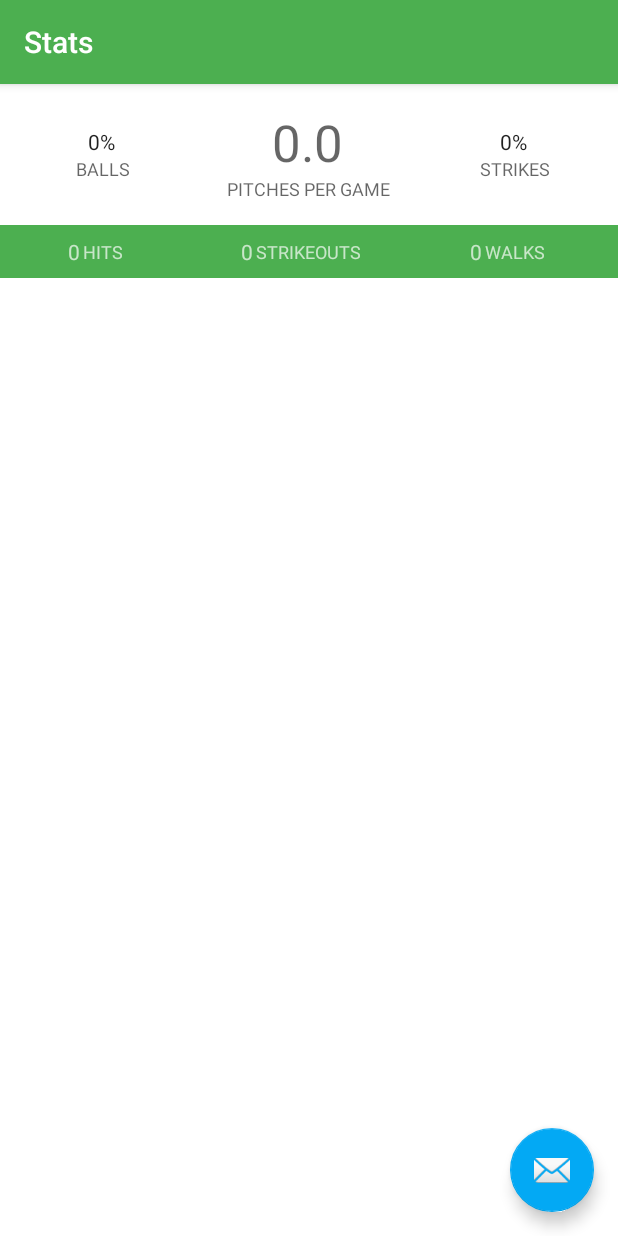
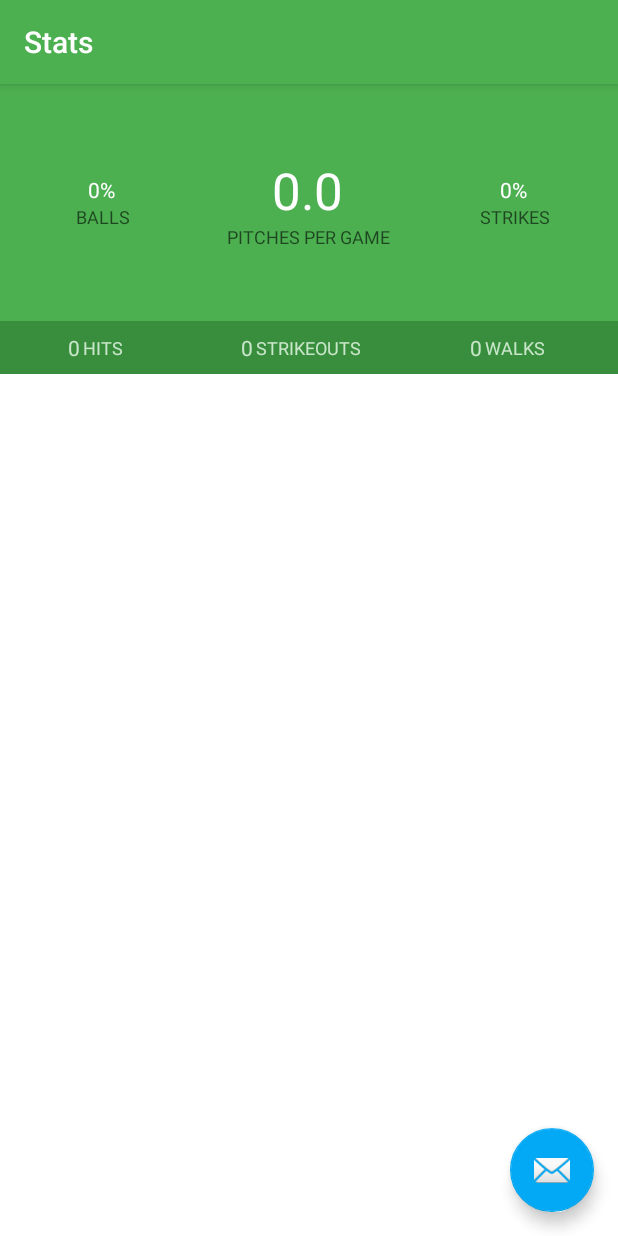
Before and after one commit to akodiakson/Capstone-Project, an Android app: the screen it shows after launch (GameSummaryListActivity), after a tap on "History", on a phone screen of 412 x 824 dp. Run offline under Robolectric (Android 15) with nearby library versions, the phone set to English and light mode, and no system bars; our stand-ins replace ButterKnife; 4 statements that could not run were skipped.

Commit message:
-- Date display util. Basic transition between game and master. Simplified season averages and totals into one layout.

```diff
--- a/app/src/main/java/com/akodiakson/pitchcounter/adapter/GameSummaryAdapter.java
+++ b/app/src/main/java/com/akodiakson/pitchcounter/adapter/GameSummaryAdapter.java
@@ -14,11 +14,11 @@ import com.akodiakson.pitchcounter.activity.GameSummaryDetailActivity;
 import com.akodiakson.pitchcounter.activity.GameSummaryDetailFragment;
 import com.akodiakson.pitchcounter.adapter.viewholder.GameSummaryViewHolder;
 import com.akodiakson.pitchcounter.adapter.viewholder.SeasonAveragesViewHolder;
-import com.akodiakson.pitchcounter.adapter.viewholder.SeasonTotalsViewHolder;
 import com.akodiakson.pitchcounter.model.Game;
 import com.akodiakson.pitchcounter.model.SeasonStatsTO;
 import com.akodiakson.pitchcounter.model.SummaryItemTO;
 import com.akodiakson.pitchcounter.model.SummaryItemType;
+import com.akodiakson.pitchcounter.util.DateUtil;
 
 import java.lang.ref.WeakReference;
 import java.text.DecimalFormat;
@@ -35,7 +35,6 @@ public class GameSummaryAdapter extends RecyclerView.Adapter<RecyclerView.ViewHo
 
     private static final int VIEW_TYPE_GAME_SUMMARY = 1;
     private static final int VIEW_TYPE_SEASON_AVERAGES = 2;
-    private static final int VIEW_TYPE_SEASON_TOTALS = 3;
 
     public GameSummaryAdapter(List<SummaryItemTO> items, boolean twoPane, WeakReference<FragmentActivity> fragmentWeakReference) {
         mValues = items;
@@ -48,18 +47,14 @@ public class GameSummaryAdapter extends RecyclerView.Adapter<RecyclerView.ViewHo
         View view;
         RecyclerView.ViewHolder holder = null;
 
-        switch (viewType){
+        switch (viewType) {
             case VIEW_TYPE_GAME_SUMMARY:
                 view = LayoutInflater.from(parent.getContext()).inflate(R.layout.gamesummary_list_content, parent, false);
                 holder = new GameSummaryViewHolder(view);
                 break;
             case VIEW_TYPE_SEASON_AVERAGES:
-                view = LayoutInflater.from(parent.getContext()).inflate(R.layout.layout_summaries_season_averages, parent, false);
+                view = LayoutInflater.from(parent.getContext()).inflate(R.layout.layout_summaries_header, parent, false);
                 holder = new SeasonAveragesViewHolder(view);
-                break;
-            case VIEW_TYPE_SEASON_TOTALS:
-                view = LayoutInflater.from(parent.getContext()).inflate(R.layout.layout_summaries_season_totals, parent, false);
-                holder = new SeasonTotalsViewHolder(view);
                 break;
         }
 
@@ -68,17 +63,33 @@ public class GameSummaryAdapter extends RecyclerView.Adapter<RecyclerView.ViewHo
 
     @Override
     public void onBindViewHolder(final RecyclerView.ViewHolder holder, int position) {
-        switch(getItemViewType(position)){
+        switch (getItemViewType(position)) {
             case VIEW_TYPE_GAME_SUMMARY:
                 bindGameSummaryItem((GameSummaryViewHolder) holder, position);
                 break;
             case VIEW_TYPE_SEASON_AVERAGES:
-                bindAverages((SeasonAveragesViewHolder)holder, position);
-                break;
-            case VIEW_TYPE_SEASON_TOTALS:
-                bindTotals((SeasonTotalsViewHolder)holder, position);
+                bindAverages((SeasonAveragesViewHolder) holder, position);
                 break;
         }
+    }
+
+    @Override
+    public int getItemViewType(int position) {
+        SummaryItemTO summaryItemTO = mValues.get(position);
+        SummaryItemType summaryItemType = summaryItemTO.getSummaryItemType();
+        if (summaryItemType == SummaryItemType.GAME) {
+            return VIEW_TYPE_GAME_SUMMARY;
+        }
+        if (summaryItemType == SummaryItemType.AVERAGE) {
+            return VIEW_TYPE_SEASON_AVERAGES;
+        }
+
+        return super.getItemViewType(position);
+    }
+
+    @Override
+    public int getItemCount() {
+        return mValues.size();
     }
 
     private void bindAverages(SeasonAveragesViewHolder holder, int position) {
@@ -87,38 +98,17 @@ public class GameSummaryAdapter extends RecyclerView.Adapter<RecyclerView.ViewHo
         holder.getFirst().setText(DecimalFormat.getPercentInstance().format(data.calculatePercentBalls()));
         holder.getSecond().setText(String.valueOf(data.calculateAveragePitchesPerGame()));
         holder.getThird().setText(DecimalFormat.getPercentInstance().format(data.calculatePercentStrikes()));
-    }
-
-    private void bindTotals(SeasonTotalsViewHolder holder, int position) {
-        SummaryItemTO summaryItemTO = mValues.get(position);
-        SeasonStatsTO data = (SeasonStatsTO) summaryItemTO.getData();
         holder.getHitsTotal().setText(String.valueOf(data.getTotalHits()));
         holder.getStrikeoutsTotal().setText(String.valueOf(data.getTotalStrikeouts()));
         holder.getWalksTotal().setText(String.valueOf(data.getTotalWalks()));
     }
 
-    @Override
-    public int getItemViewType(int position) {
-        SummaryItemTO summaryItemTO = mValues.get(position);
-        SummaryItemType summaryItemType = summaryItemTO.getSummaryItemType();
-        if(summaryItemType == SummaryItemType.GAME){
-            return VIEW_TYPE_GAME_SUMMARY;
-        }
-        if(summaryItemType == SummaryItemType.AVERAGE){
-            return VIEW_TYPE_SEASON_AVERAGES;
-        }
-        if(summaryItemType == SummaryItemType.SEASON){
-            return VIEW_TYPE_SEASON_TOTALS;
-        }
-
-        return super.getItemViewType(position);
-    }
 
     private void bindGameSummaryItem(final GameSummaryViewHolder holder, int position) {
         SummaryItemTO summaryItemTO = mValues.get(position);
         Game data = (Game) summaryItemTO.getData();
         holder.getSummaryCount().setText(String.valueOf(data.getPitches()));
-        holder.getDateText().setText(String.valueOf(data.getDate()));
+        holder.getDateText().setText(DateUtil.getDisplayableDate(data.getDate()));
         holder.itemView.setOnClickListener(new View.OnClickListener() {
             @Override
             public void onClick(View v) {
@@ -144,9 +134,4 @@ public class GameSummaryAdapter extends RecyclerView.Adapter<RecyclerView.ViewHo
             }
         });
     }
-
-    @Override
-    public int getItemCount() {
-        return mValues.size();
-    }
 }
--- a/app/src/main/java/com/akodiakson/pitchcounter/adapter/viewholder/SeasonAveragesViewHolder.java
+++ b/app/src/main/java/com/akodiakson/pitchcounter/adapter/viewholder/SeasonAveragesViewHolder.java
@@ -15,11 +15,19 @@ public class SeasonAveragesViewHolder extends RecyclerView.ViewHolder{
     private TextView second;
     private TextView third;
 
+    private TextView hitsTotal;
+    private TextView strikeoutsTotal;
+    private TextView walksTotal;
+
     public SeasonAveragesViewHolder(View rowView){
         super(rowView);
         first = (TextView) rowView.findViewById(R.id.season_average_balls);
         second = (TextView) rowView.findViewById(R.id.season_average_pitches);
         third = (TextView) rowView.findViewById(R.id.season_average_strikes);
+
+        hitsTotal = (TextView) rowView.findViewById(R.id.season_totals_hits);
+        strikeoutsTotal = (TextView) rowView.findViewById(R.id.season_totals_strikeouts);
+        walksTotal = (TextView) rowView.findViewById(R.id.season_totals_walks);
     }
 
     public TextView getFirst() {
@@ -33,4 +41,16 @@ public class SeasonAveragesViewHolder extends RecyclerView.ViewHolder{
     public TextView getThird() {
         return third;
     }
+
+    public TextView getHitsTotal() {
+        return hitsTotal;
+    }
+
+    public TextView getStrikeoutsTotal() {
+        return strikeoutsTotal;
+    }
+
+    public TextView getWalksTotal() {
+        return walksTotal;
+    }
 }
--- a/app/src/main/java/com/akodiakson/pitchcounter/adapter/viewholder/SeasonTotalsViewHolder.java
+++ /dev/null
@@ -1,36 +0,0 @@
-package com.akodiakson.pitchcounter.adapter.viewholder;
-
-import android.support.v7.widget.RecyclerView;
-import android.view.View;
-import android.widget.TextView;
-
-import com.akodiakson.pitchcounter.R;
-
-/**
- * Created by ace0808 on 4/22/2016.
- */
-public class SeasonTotalsViewHolder extends RecyclerView.ViewHolder {
-
-    private TextView hitsTotal;
-    private TextView strikeoutsTotal;
-    private TextView walksTotal;
-
-    public SeasonTotalsViewHolder(View rowView){
-        super(rowView);
-        hitsTotal = (TextView) rowView.findViewById(R.id.season_totals_hits);
-        strikeoutsTotal = (TextView) rowView.findViewById(R.id.season_totals_strikeouts);
-        walksTotal = (TextView) rowView.findViewById(R.id.season_totals_walks);
-    }
-
-    public TextView getHitsTotal() {
-        return hitsTotal;
-    }
-
-    public TextView getStrikeoutsTotal() {
-        return strikeoutsTotal;
-    }
-
-    public TextView getWalksTotal() {
-        return walksTotal;
-    }
-}
--- a/app/src/main/java/com/akodiakson/pitchcounter/fragment/GameFragment.java
+++ b/app/src/main/java/com/akodiakson/pitchcounter/fragment/GameFragment.java
@@ -7,6 +7,8 @@ import android.content.Intent;
 import android.database.Cursor;
 import android.os.Bundle;
 import android.support.annotation.Nullable;
+import android.support.v4.app.ActivityCompat;
+import android.support.v4.app.ActivityOptionsCompat;
 import android.support.v4.app.Fragment;
 import android.support.v4.app.LoaderManager;
 import android.support.v4.content.CursorLoader;
@@ -79,13 +81,15 @@ public class GameFragment extends Fragment implements LoaderManager.LoaderCallba
 
     private Stack<StatType> userActionsStack = new Stack<>();
 
+    private View rootView;
+
     public GameFragment() {
     }
 
     @Override
     public View onCreateView(LayoutInflater inflater, ViewGroup container,
                              Bundle savedInstanceState) {
-        View rootView = inflater.inflate(R.layout.fragment_game, container, false);
+        rootView = inflater.inflate(R.layout.fragment_game, container, false);
         ButterKnife.bind(this, rootView);
         return rootView;
     }
@@ -123,7 +127,8 @@ public class GameFragment extends Fragment implements LoaderManager.LoaderCallba
 
         if (item.getItemId() == R.id.menu_item_history_master) {
             Intent intent = new Intent(getActivity(), GameSummaryListActivity.class);
-            startActivity(intent);
+            ActivityOptionsCompat optionsCompat = ActivityOptionsCompat.makeSceneTransitionAnimation(getActivity(), rootView.findViewById(R.id.ball_strike_distribution_bar), getString(R.string.transition_name_game_to_master));
+            ActivityCompat.startActivity(getActivity(), intent, optionsCompat.toBundle());
             return true;
         }
         if (item.getItemId() == R.id.menu_item_history_undo) {
--- a/app/src/main/java/com/akodiakson/pitchcounter/model/SummaryItemType.java
+++ b/app/src/main/java/com/akodiakson/pitchcounter/model/SummaryItemType.java
@@ -4,5 +4,5 @@ package com.akodiakson.pitchcounter.model;
  * Created by ace0808 on 4/22/2016.
  */
 public enum SummaryItemType {
-    AVERAGE, SEASON, GAME
+    AVERAGE, GAME
 }
--- a/app/src/main/java/com/akodiakson/pitchcounter/util/GameSummaryPopulator.java
+++ b/app/src/main/java/com/akodiakson/pitchcounter/util/GameSummaryPopulator.java
@@ -20,11 +20,6 @@ public class GameSummaryPopulator {
         averagesItem.setData(seasonStats);
         summaryViewItems.add(averagesItem);
 
-        SummaryItemTO totalsItem = new SummaryItemTO(SummaryItemType.SEASON);
-        totalsItem.setData(seasonStats);
-        summaryViewItems.add(totalsItem);
-
-
         for (Game gameSummary : gameSummaries) {
             SummaryItemTO object = new SummaryItemTO(SummaryItemType.GAME);
             object.setData(gameSummary);
--- a/app/src/main/res/layout/activity_gamesummary_list.xml
+++ b/app/src/main/res/layout/activity_gamesummary_list.xml
@@ -25,7 +25,8 @@
         android:id="@+id/frameLayout"
         android:layout_width="match_parent"
         android:layout_height="match_parent"
-        app:layout_behavior="@string/appbar_scrolling_view_behavior">
+        app:layout_behavior="@string/appbar_scrolling_view_behavior"
+        android:transitionName="@string/transition_name_game_to_master">
 
         <include layout="@layout/gamesummary_list" />
     </FrameLayout>
--- a/app/src/main/res/layout/gamesummary_list_content.xml
+++ b/app/src/main/res/layout/gamesummary_list_content.xml
@@ -4,7 +4,7 @@
     android:layout_height="wrap_content"
     xmlns:tools="http://schemas.android.com/tools"
     android:orientation="horizontal"
-    android:background="@color/white"
+    android:background="?attr/selectableItemBackground"
     android:minHeight="@dimen/game_summary_row_min_height">
 
     <TextView
--- /dev/null
+++ b/app/src/main/res/layout/layout_summaries_header.xml
@@ -0,0 +1,8 @@
+<?xml version="1.0" encoding="utf-8"?>
+<LinearLayout xmlns:android="http://schemas.android.com/apk/res/android"
+    android:orientation="vertical" android:layout_width="match_parent"
+    android:layout_height="wrap_content">
+
+    <include layout="@layout/layout_summaries_season_averages"/>
+    <include layout="@layout/layout_summaries_season_totals"/>
+</LinearLayout>
--- a/app/src/main/res/layout/layout_summaries_season_averages.xml
+++ b/app/src/main/res/layout/layout_summaries_season_averages.xml
@@ -5,7 +5,8 @@
     android:layout_height="wrap_content"
     android:orientation="horizontal"
     android:paddingTop="@dimen/summary_vertical_padding"
-    android:paddingBottom="@dimen/summary_vertical_padding">
+    android:paddingBottom="@dimen/summary_vertical_padding"
+    android:background="@color/colorPrimary">
 
     <LinearLayout
         android:layout_width="0dp"
--- a/app/src/main/res/layout/layout_summaries_season_totals.xml
+++ b/app/src/main/res/layout/layout_summaries_season_totals.xml
@@ -3,7 +3,7 @@
     xmlns:tools="http://schemas.android.com/tools"
     android:layout_width="match_parent"
     android:layout_height="wrap_content"
-    android:background="@color/colorPrimary"
+    android:background="@color/colorPrimaryDark"
     android:orientation="horizontal"
     android:paddingBottom="@dimen/summary_averages_vertical_padding"
     android:paddingTop="@dimen/summary_averages_vertical_padding">
--- a/app/src/main/res/values/dimens.xml
+++ b/app/src/main/res/values/dimens.xml
@@ -12,7 +12,7 @@
     <dimen name="game_summary_row_min_height">56dp</dimen>
     <dimen name="game_summary_row_date_left_margin">64dp</dimen>
 
-    <dimen name="summary_vertical_padding">16dp</dimen>
+    <dimen name="summary_vertical_padding">48dp</dimen>
     <dimen name="summary_averages_vertical_padding">8dp</dimen>
     <dimen name="button_container_elevation_top">2dp</dimen>
     <dimen name="button_container_elevation_bottom">16dp</dimen>
--- a/app/src/main/res/values/strings.xml
+++ b/app/src/main/res/values/strings.xml
@@ -24,4 +24,6 @@
     <string name="averages_pitches_per_game">Pitches Per Game</string>
     <string name="averages_strikes_label">Strikes</string>
     <string name="game_entry_undo_menu_item">Undo</string>
+    <string name="transition_name_game_to_master">GameToMaster</string>
+    <string name="transition_name_game_hero_master_hero">GameHeroToMasterHero</string>
 </resources>
--- a/app/src/main/res/values/styles.xml
+++ b/app/src/main/res/values/styles.xml
@@ -42,10 +42,13 @@
     <style name="SeasonAveragesValue" parent="TextAppearance.AppCompat.Body1">
         <item name="android:paddingRight">2dp</item>
         <item name="android:paddingEnd">2dp</item>
+        <item name="android:textColor">@color/white</item>
+
     </style>
     <style name="SeasonAveragesCenterValue" parent="TextAppearance.AppCompat.Display1">
         <item name="android:paddingRight">2dp</item>
         <item name="android:paddingEnd">2dp</item>
+        <item name="android:textColor">@color/white</item>
     </style>
 
     <style name="SeasonTotalsLabel" parent="TextAppearance.AppCompat.Caption">
```
Also changed, not shown: app/src/main/java/com/akodiakson/pitchcounter/activity/GameSummaryDetailFragment.java (+2 -15 lines), app/src/main/java/com/akodiakson/pitchcounter/util/DateUtil.java (added, +22 -0 lines), app/src/main/res/layout/fragment_game.xml (+7 -4 lines).
